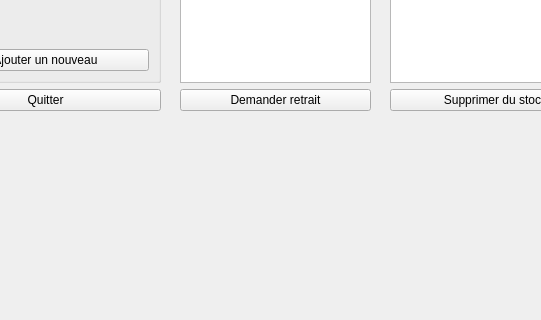
lgerard1/Ciel2_CPP, file Magasin de Rouleaux/TestGestionDuStock/testgestiondustock.ui: the form before one commit; both pictures show x 130 to 671 and y 280 to 600 of the 800 by 600 pixel window.
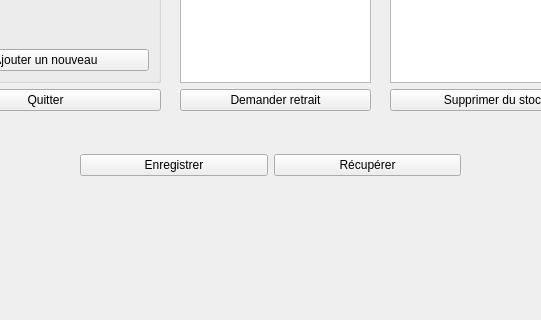
The form after the commit.

Patch:
```diff
--- a/Magasin de Rouleaux/TestGestionDuStock/testgestiondustock.ui
+++ b/Magasin de Rouleaux/TestGestionDuStock/testgestiondustock.ui
@@ -142,6 +142,32 @@
     </item>
    </layout>
   </widget>
+  <widget class="QWidget" name="">
+   <property name="geometry">
+    <rect>
+     <x>210</x>
+     <y>430</y>
+     <width>381</width>
+     <height>31</height>
+    </rect>
+   </property>
+   <layout class="QHBoxLayout" name="horizontalLayout">
+    <item>
+     <widget class="QPushButton" name="pushButtonEnregistrer">
+      <property name="text">
+       <string>Enregistrer</string>
+      </property>
+     </widget>
+    </item>
+    <item>
+     <widget class="QPushButton" name="pushButtonRecuperer">
+      <property name="text">
+       <string>Récupérer</string>
+      </property>
+     </widget>
+    </item>
+   </layout>
+  </widget>
  </widget>
  <resources/>
  <connections>
```
Left out of the diff: 2 changed lines with no effect on the pictures.
